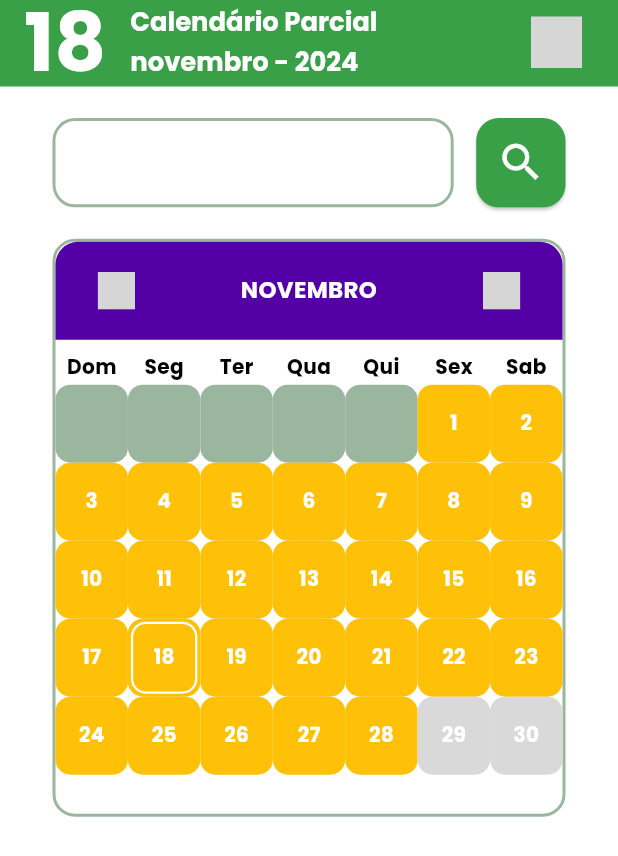
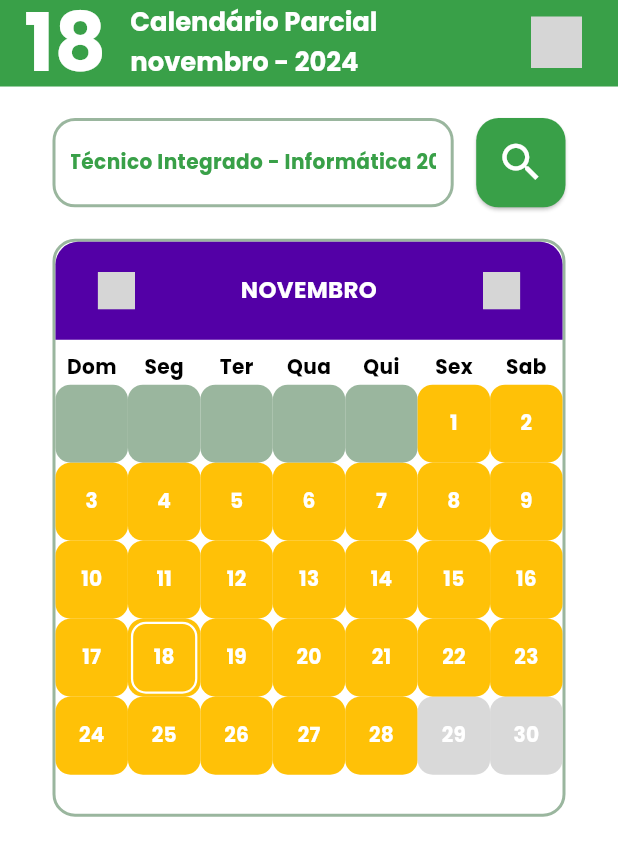
Before and after one commit to ladesa-ro/mobile, a Flutter app: the Calendar screen opened directly, on a phone screen of 412 x 824 dp. Shown: the top 856 px of the screen. Run offline on Flutter 3.47's test engine with Material 3 defaults, Android fonts, the phone set to English and light mode, and no system bars; drawn by our look-alikes of table_calendar; our stand-ins replace carousel_slider, image_picker, lottie, shared_preferences, sizer; missing offline and left inert: iconify_flutter; accounts and stored records are empty; statements that could not run were skipped; grey boxes are pictures that could not be loaded.

Commit message:
feat: adicionando o campo do letreiro animado na pagina de calendario

```diff
--- a/sisgha/lib/app/views/calendario/calendario.dart
+++ b/sisgha/lib/app/views/calendario/calendario.dart
@@ -4,13 +4,56 @@ import 'package:sisgha/app/constants/colors.dart';
 import 'package:sisgha/app/constants/dias.dart';
 import 'package:sisgha/app/constants/estilos.dart';
 import 'package:sisgha/app/constants/tamanhoTela.dart';
-import 'package:sisgha/app/views/calendario/widgetsCalendario/botoes.dart';
 import 'package:sisgha/app/widgets/appBar.dart';
 import 'package:sisgha/app/widgets/mini_calend.dart';
 import 'package:sizer/sizer.dart';
 
-class Calendar extends StatelessWidget {
+class Calendar extends StatefulWidget {
   const Calendar({super.key});
+
+  @override
+  State<Calendar> createState() => _CalendarState();
+}
+
+class _CalendarState extends State<Calendar> {
+  late ScrollController _controller;
+  bool verificacao = true;
+
+  @override
+  void initState() {
+    super.initState();
+    _controller = ScrollController(initialScrollOffset: 0.0);
+    Future.delayed(Duration(seconds: 1), () => salvar());
+  }
+
+  @override
+  void dispose() {
+    _controller.dispose();
+    super.dispose();
+  }
+
+  void salvar() {
+    if (_controller.offset >= _controller.position.maxScrollExtent) {
+      verificacao = false;
+      animacao();
+    }
+    if (_controller.offset <= _controller.position.minScrollExtent) {
+      verificacao = true;
+      animacao();
+    }
+  }
+
+  void animacao() {
+    _controller
+        .animateTo(
+            verificacao
+                ? _controller.position.maxScrollExtent
+                : _controller.position.minScrollExtent,
+            duration: Duration(seconds: 10),
+            curve: Curves.easeInOut)
+        .then((funciona) =>
+            Future.delayed(Duration(milliseconds: 1500), () => salvar()));
+  }
 
   @override
   Widget build(BuildContext context) {
@@ -47,7 +90,11 @@ class Calendar extends StatelessWidget {
                   width: tamanho * 0.085,
                   child: ElevatedButton(
                       style: _estiloBotao(),
-                      onPressed: () {},
+                      onPressed: () {
+                        setState(() {
+                          salvar();
+                        });
+                      },
                       child: Icones.Lupa),
                 ),
               ],
@@ -67,6 +114,34 @@ class Calendar extends StatelessWidget {
       ),
     );
   }
+
+  Widget container() {
+    return LayoutBuilder(
+      builder: (context, constraints) => IgnorePointer(
+        child: Container(
+          height: constraints.maxHeight,
+          width: constraints.maxWidth,
+          padding: EdgeInsets.symmetric(horizontal: 10),
+          decoration: estiloBorda(
+              cor: ColorApp.VerdeCinza, radius: 15, grossuraBorda: 2),
+          child: ListView(
+            controller: _controller,
+            scrollDirection: Axis.horizontal,
+            children: [
+              Align(
+                alignment: Alignment.center,
+                child: Text(
+                  'Técnico Integrado - Informática 2023 - 2023',
+                  style: estiloTexto(15,
+                      cor: ColorApp.VerdePrincipal, peso: FontWeight.bold),
+                ),
+              )
+            ],
+          ),
+        ),
+      ),
+    );
+  }
 }
 
 ButtonStyle _estiloBotao() {
--- a/sisgha/lib/app/views/calendario/widgetsCalendario/botoes.dart
+++ /dev/null
@@ -1,14 +0,0 @@
-import 'package:flutter/material.dart';
-import 'package:sisgha/app/constants/colors.dart';
-import 'package:sisgha/app/constants/estilos.dart';
-
-Widget container() {
-  return LayoutBuilder(
-    builder: (context, constraints) => Container(
-      height: constraints.maxHeight,
-      width: constraints.maxWidth,
-      decoration:
-          estiloBorda(cor: ColorApp.VerdeCinza, radius: 15, grossuraBorda: 2),
-    ),
-  );
-}
--- a/sisgha/lib/app/views/home/navegacao.dart
+++ b/sisgha/lib/app/views/home/navegacao.dart
@@ -2,7 +2,6 @@ import 'package:flutter/material.dart';
 import 'package:iconify_flutter/iconify_flutter.dart';
 import 'package:sisgha/app/constants/Icones.dart';
 import 'package:sisgha/app/constants/colors.dart';
-import 'package:sisgha/app/constants/estilos.dart';
 import 'package:sisgha/app/constants/tamanhoTela.dart';
 import 'package:sisgha/app/views/calendario/calendario.dart';
 import 'package:sisgha/app/views/home/home.dart';
@@ -12,7 +11,7 @@ import 'package:sizer/sizer.dart';
 class Navigation extends StatefulWidget {
   final int initialIndex;
 
-  const Navigation({Key? key, required this.initialIndex}) : super(key: key);
+  const Navigation({super.key, required this.initialIndex});
 
   @override
   State<Navigation> createState() => _NavigationState();
```
